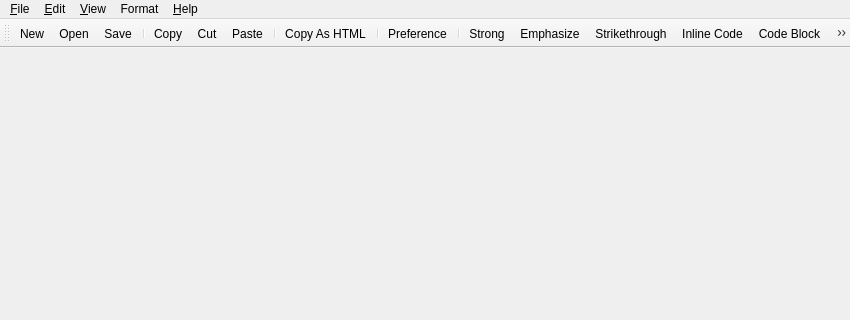
First picture: the form in mainwindow.ui, repository missdeer/KarenMeu, before the edit; both pictures show x 0 to 850 and y 0 to 320 of the 850 by 540 pixel window.
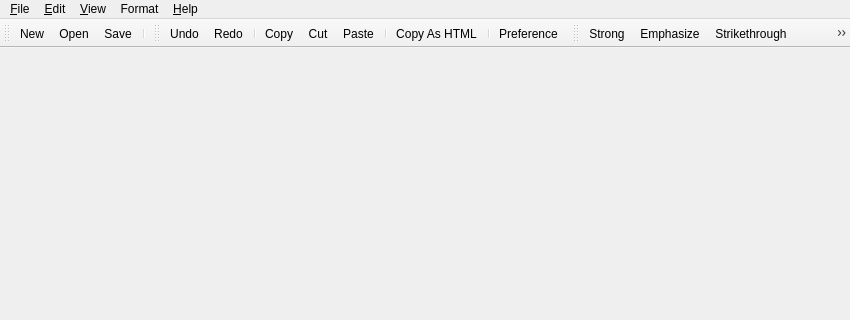
Second picture: the form after the edit. Icons and pictures are not drawn.

Commit message: (*)category toolbars

The edit to the form file:
```diff
--- a/mainwindow.ui
+++ b/mainwindow.ui
@@ -187,6 +187,21 @@
    <addaction name="actionOpen"/>
    <addaction name="actionSave"/>
    <addaction name="separator"/>
+  </widget>
+  <widget class="QStatusBar" name="statusBar"/>
+  <widget class="QToolBar" name="editToolbar">
+   <property name="windowTitle">
+    <string>Edit Toolbar</string>
+   </property>
+   <attribute name="toolBarArea">
+    <enum>TopToolBarArea</enum>
+   </attribute>
+   <attribute name="toolBarBreak">
+    <bool>false</bool>
+   </attribute>
+   <addaction name="actionUndo"/>
+   <addaction name="actionRedo"/>
+   <addaction name="separator"/>
    <addaction name="actionCopy"/>
    <addaction name="actionCut"/>
    <addaction name="actionPaste"/>
@@ -194,7 +209,17 @@
    <addaction name="actionCopyAsHTML"/>
    <addaction name="separator"/>
    <addaction name="actionPreference"/>
-   <addaction name="separator"/>
+  </widget>
+  <widget class="QToolBar" name="formatToolbar">
+   <property name="windowTitle">
+    <string>Format Toolbar</string>
+   </property>
+   <attribute name="toolBarArea">
+    <enum>TopToolBarArea</enum>
+   </attribute>
+   <attribute name="toolBarBreak">
+    <bool>false</bool>
+   </attribute>
    <addaction name="actionStrong"/>
    <addaction name="actionEmphasize"/>
    <addaction name="actionStrikethrough"/>
```
Left out of the diff: 5 changed lines with no effect on the pictures. The commit also changes 1 other file.
